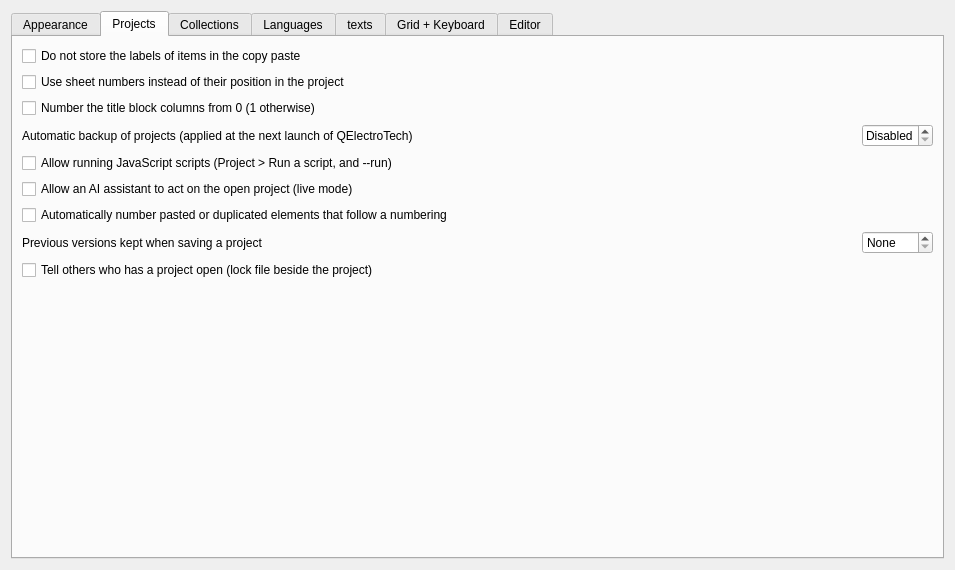
Old version of the form sources/ui/configpage/generalconfigurationpage.ui in the repository qelectrotech/qelectrotech-source-mirror.
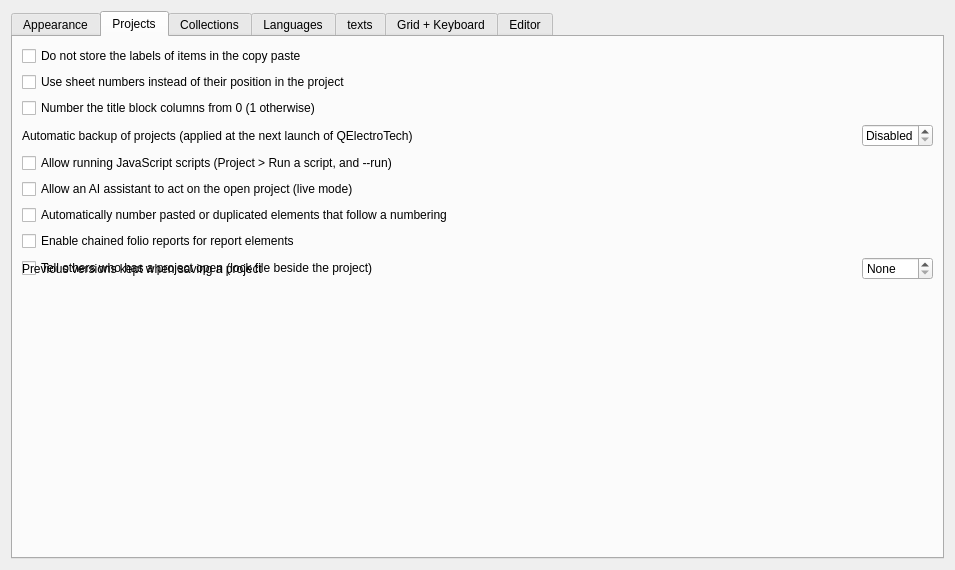
New version of the form. The open tabs and pages were chosen to show the change. Custom widgets are drawn as their Qt base class.

Commit message: Add configurable chained folio reports and project preferences

```diff
--- a/sources/ui/configpage/generalconfigurationpage.ui
+++ b/sources/ui/configpage/generalconfigurationpage.ui
@@ -385,6 +385,16 @@
         </widget>
        </item>
        <item row="7" column="0">
+        <widget class="QCheckBox" name="m_enable_chained_reports">
+         <property name="text">
+          <string>Enable chained folio reports for report elements</string>
+         </property>
+         <property name="toolTip">
+          <string>When enabled, report elements (cross-references) across folios with matching labels are automatically chained together. Newly created projects will have this enabled automatically.</string>
+         </property>
+        </widget>
+       </item>
+       <item row="8" column="0">
         <widget class="QLabel" name="m_previous_versions_label">
          <property name="text">
           <string>Previous versions kept when saving a project</string>
@@ -394,7 +404,7 @@
          </property>
         </widget>
        </item>
-       <item row="7" column="2">
+       <item row="8" column="2">
         <widget class="QSpinBox" name="m_previous_versions_sb">
          <property name="toolTip">
           <string>Before a project is saved, the file as it was is copied to a folder beside it, named after the project with "-backups". Only the newest are kept.</string>
```
The commit also changes 16 other files.
